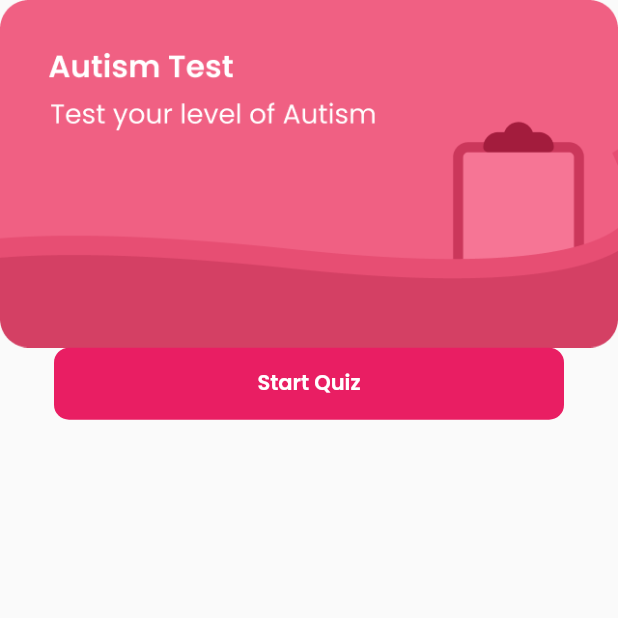
After one commit to supreeth1816/Voicelia, a Flutter app: the StartQuiz screen opened directly, on a phone screen of 412 x 824 dp, the top half of it. The commit adds this screen. Run offline on Flutter 3.47's test engine with Material 2 defaults, Android fonts, the phone set to English and light mode, and no system bars; our stand-ins replace flutter_tts, google_fonts, lottie.

Commit message:
Start Quiz screen

```diff
--- a/lib/autismTest.dart
+++ b/lib/autismTest.dart
@@ -278,12 +278,6 @@ class Quiz1State extends State<Quiz1> {
                       attemptedquestionsB4++;
                     }
 
-//                        if(quiz.choices[questionNumber][0] == quiz.correctAnswers[questionNumber]){
-//                          debugPrint("Correct");
-//                          finalScore++;
-//                        }else{
-//                          debugPrint("Wrong");
-//                        }
 
                     updateQuestion();
                   },
--- a/lib/homeScreen.dart
+++ b/lib/homeScreen.dart
@@ -2,6 +2,7 @@ import 'package:flutter/material.dart';
 import 'package:google_fonts/google_fonts.dart';
 import 'package:voicelia/autismTest.dart';
 import 'package:voicelia/speechScreen.dart';
+import 'package:voicelia/startQuizScreen.dart';
 
 
 String EnteredText;
@@ -132,7 +133,7 @@ class _HomeScreenState extends State<HomeScreen> {
               SizedBox(height: 24,),
 
               GestureDetector(
-                onTap: () => Navigator.push(context, MaterialPageRoute(builder: (context) => Quiz1())),
+                onTap: () => Navigator.push(context, MaterialPageRoute(builder: (context) => StartQuiz())),
                 child: Container(
                   margin: EdgeInsets.only(left: 24, right: 24),
 
--- a/lib/main.dart
+++ b/lib/main.dart
@@ -71,7 +71,6 @@ class _StartScreenState extends State<StartScreen> {
                   ),
                   width: 340,
                   height: 48,
-
                   child: Center(child: Text("Get Started", style: GoogleFonts.poppins(
                     color:  Colors.black87,
                     fontWeight: FontWeight.w600,
--- /dev/null
+++ b/lib/startQuizScreen.dart
@@ -0,0 +1,47 @@
+
+
+import 'package:flutter/material.dart';
+import 'package:google_fonts/google_fonts.dart';
+import 'package:voicelia/autismTest.dart';
+
+class StartQuiz extends StatefulWidget {
+  @override
+  _StartQuizState createState() => _StartQuizState();
+}
+
+class _StartQuizState extends State<StartQuiz> {
+  @override
+  Widget build(BuildContext context) {
+    return Scaffold(
+
+      body: SafeArea(
+        child: Column(
+          children: [
+            Container(
+
+              child: Image(image: AssetImage('assets/AutismTestCard.png'),),
+            ),
+
+            GestureDetector(
+              onTap: () => Navigator.push(context, MaterialPageRoute(builder: (context) => Quiz1())),
+              child: Container(
+                decoration: BoxDecoration(
+                  borderRadius: BorderRadius.circular(10),
+
+                  color: Colors.pink,
+                ),
+                width: 340,
+                height: 48,
+                child: Center(child: Text("Start Quiz", style: GoogleFonts.poppins(
+                  color:  Colors.white,
+                  fontWeight: FontWeight.w600,
+                ),)),
+
+              ),
+            ),
+          ],
+        ),
+      ),
+    );
+  }
+}
```
